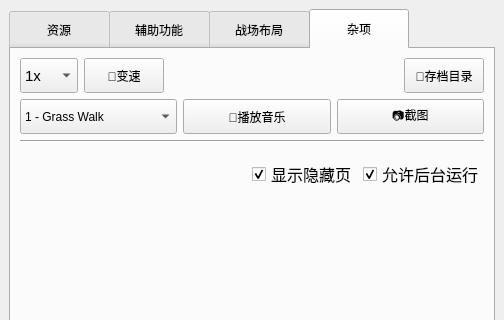
windshadow233/pvz-toolkit, file pvztoolkit.ui: the form before one commit; both pictures show x 0 to 504 and y 0 to 320 of the 504 by 555 pixel window.
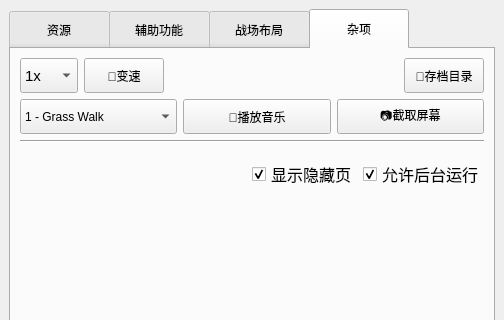
The form after the commit. The open tabs and pages were chosen to show the change.

Commit message: 修改UI

Patch:
```diff
--- a/pvztoolkit.ui
+++ b/pvztoolkit.ui
@@ -2799,7 +2799,7 @@
              <string>截图到剪切板</string>
             </property>
             <property name="text">
-             <string>📷截图</string>
+             <string>📷截取屏幕</string>
             </property>
            </widget>
           </item>
```
The commit also changes 1 other file.
